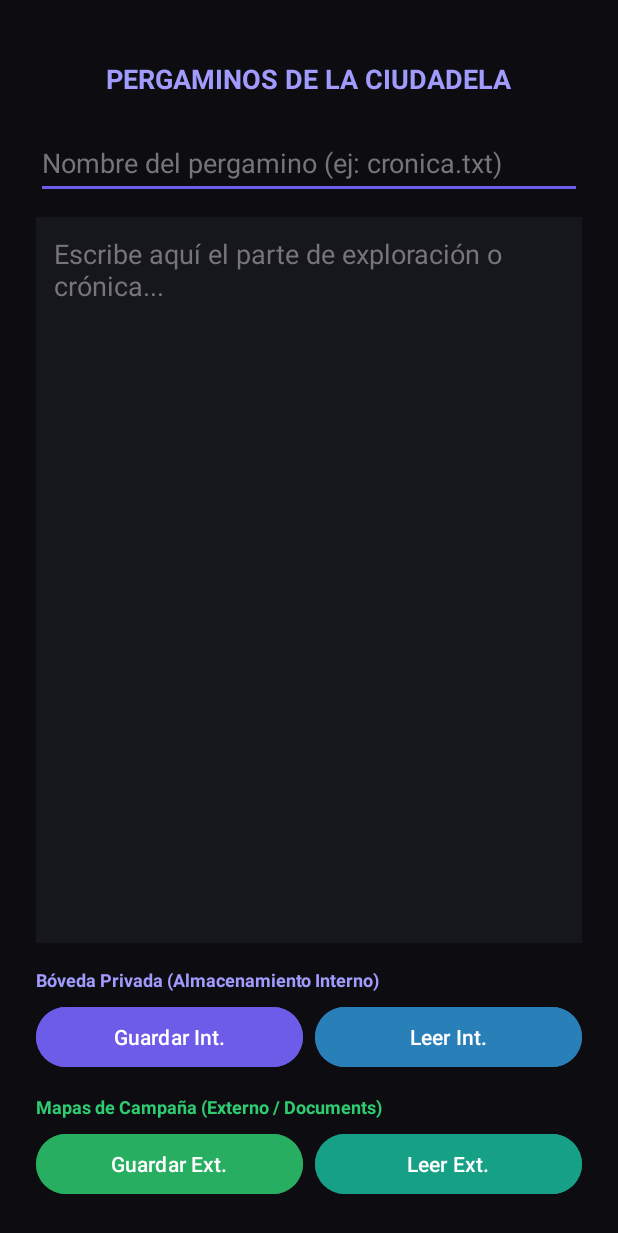
After one commit to alvaroDAWhdez/LABORATORIO_UT7_PMDM, an Android app: the PergaminoActivity screen opened directly, with no data from a screen before it, on a phone screen of 412 x 824 dp. The commit adds this screen. Shown: the top 1233 px of the screen. Run offline under Robolectric (Android 15) with nearby library versions, the phone set to English and light mode, and no system bars.

Commit message:
Laboratorio 2 hecho: Los Pergaminos de la Ciudadela Blanca

```diff
--- a/app/src/main/AndroidManifest.xml
+++ b/app/src/main/AndroidManifest.xml
@@ -26,6 +26,11 @@
             android:name=".RegistroGuardia"
             android:exported="false"
             android:screenOrientation="portrait" />
+
+        <activity
+            android:name=".PergaminoActivity"
+            android:exported="false"
+            android:screenOrientation="portrait" />
     </application>
 
 </manifest>
--- a/app/src/main/java/com/example/laboratorio/MainActivity.kt
+++ b/app/src/main/java/com/example/laboratorio/MainActivity.kt
@@ -20,10 +20,15 @@ class MainActivity : AppCompatActivity() {
         }
 
         val btnLab1 = findViewById<Button>(R.id.btnLab1RegistroGuardia)
+        val btnLab2 = findViewById<Button>(R.id.btnLab2Pergaminos)
 
         btnLab1.setOnClickListener {
             val intent = Intent(this, RegistroGuardia::class.java)
             startActivity(intent)
         }
+
+        btnLab2.setOnClickListener {
+            startActivity(Intent(this, PergaminoActivity::class.java))
+        }
     }
 }
--- /dev/null
+++ b/app/src/main/res/layout/activity_pergaminos.xml
@@ -0,0 +1,117 @@
+<?xml version="1.0" encoding="utf-8"?>
+<LinearLayout
+    xmlns:android="http://schemas.android.com/apk/res/android"
+    android:layout_width="match_parent"
+    android:layout_height="match_parent"
+    android:orientation="vertical"
+    android:padding="24dp"
+    android:background="#0D0D11">
+
+    <TextView
+        android:layout_width="wrap_content"
+        android:layout_height="wrap_content"
+        android:text="PERGAMINOS DE LA CIUDADELA"
+        android:textColor="#A29BFE"
+        android:textSize="18sp"
+        android:textStyle="bold"
+        android:layout_gravity="center_horizontal"
+        android:layout_marginTop="16dp"
+        android:layout_marginBottom="20dp"/>
+
+    <EditText
+        android:id="@+id/etNombreArchivo"
+        android:layout_width="match_parent"
+        android:layout_height="48dp"
+        android:hint="Nombre del pergamino (ej: cronica.txt)"
+        android:textColor="#FFFFFF"
+        android:textColorHint="#75757A"
+        android:backgroundTint="#6C5CE7"
+        android:inputType="text"
+        android:layout_marginBottom="12dp"/>
+
+    <EditText
+        android:id="@+id/etContenidoPergamino"
+        android:layout_width="match_parent"
+        android:layout_height="0dp"
+        android:layout_weight="1"
+        android:hint="Escribe aquí el parte de exploración o crónica..."
+        android:textColor="#FFFFFF"
+        android:textColorHint="#75757A"
+        android:background="#16161D"
+        android:padding="12dp"
+        android:gravity="top|start"
+        android:inputType="textMultiLine"
+        android:layout_marginBottom="16dp"/>
+
+    <!-- Controles Memoria Interna -->
+    <TextView
+        android:layout_width="wrap_content"
+        android:layout_height="wrap_content"
+        android:text="Bóveda Privada (Almacenamiento Interno)"
+        android:textColor="#A29BFE"
+        android:textSize="12sp"
+        android:textStyle="bold"
+        android:layout_marginBottom="6dp"/>
+
+    <LinearLayout
+        android:layout_width="match_parent"
+        android:layout_height="wrap_content"
+        android:orientation="horizontal"
+        android:layout_marginBottom="14dp">
+
+        <Button
+            android:id="@+id/btnGuardarInterno"
+            android:layout_width="0dp"
+            android:layout_height="48dp"
+            android:layout_weight="1"
+            android:text="Guardar Int."
+            android:backgroundTint="#6C5CE7"
+            android:textColor="#FFFFFF"
+            android:layout_marginEnd="8dp"/>
+
+        <Button
+            android:id="@+id/btnLeerInterno"
+            android:layout_width="0dp"
+            android:layout_height="48dp"
+            android:layout_weight="1"
+            android:text="Leer Int."
+            android:backgroundTint="#2980B9"
+            android:textColor="#FFFFFF"/>
+    </LinearLayout>
+
+    <!-- Controles Memoria Externa -->
+    <TextView
+        android:layout_width="wrap_content"
+        android:layout_height="wrap_content"
+        android:text="Mapas de Campaña (Externo / Documents)"
+        android:textColor="#2ECC71"
+        android:textSize="12sp"
+        android:textStyle="bold"
+        android:layout_marginBottom="6dp"/>
+
+    <LinearLayout
+        android:layout_width="match_parent"
+        android:layout_height="wrap_content"
+        android:orientation="horizontal">
+
+        <Button
+            android:id="@+id/btnGuardarExterno"
+            android:layout_width="0dp"
+            android:layout_height="48dp"
+            android:layout_weight="1"
+            android:text="Guardar Ext."
+            android:backgroundTint="#27AE60"
+            android:textColor="#FFFFFF"
+            android:layout_marginEnd="8dp"/>
+
+        <Button
+            android:id="@+id/btnLeerExterno"
+            android:layout_width="0dp"
+            android:layout_height="48dp"
+            android:layout_weight="1"
+            android:text="Leer Ext."
+            android:backgroundTint="#16A085"
+            android:textColor="#FFFFFF"/>
+    </LinearLayout>
+
+</LinearLayout>
--- a/gradle/libs.versions.toml
+++ b/gradle/libs.versions.toml
@@ -1,5 +1,5 @@
 [versions]
-agp = "9.5.1"
+agp = "9.4.0"
 coreKtx = "1.19.1"
 junit = "4.13.2"
 junitVersion = "1.3.0"
```
Also changed, not shown: app/src/main/java/com/example/laboratorio/PergaminoActivity.kt (added, +159 -0 lines), app/src/main/res/layout/activity_main.xml (+11 -0 lines).
